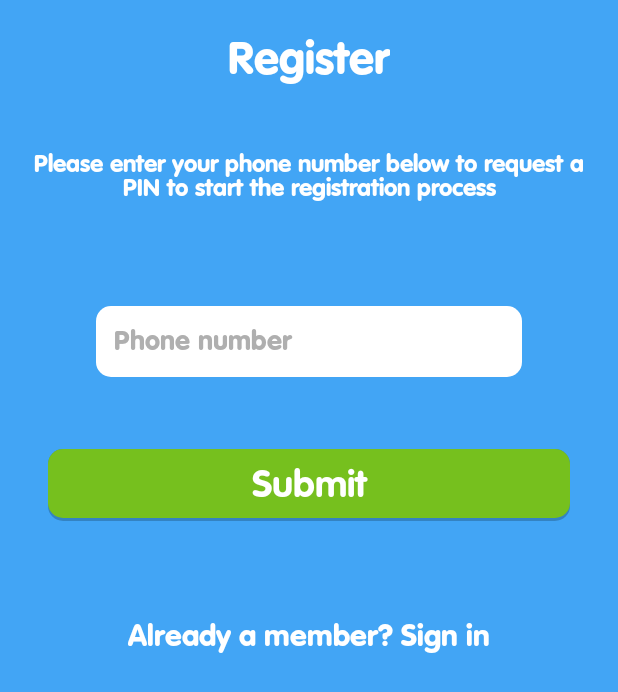
After one commit to thanedar/mi-app, an Android app: the layout fragment_register_request.xml on its own in the app's theme, with its tools: preview values and no code run, on a phone screen of 412 x 824 dp. The commit adds this screen. Shown: the top 692 px of the screen. Run offline under Robolectric (Android 15) with nearby library versions, the phone set to English and light mode, and no system bars.

Commit message:
Request PIN for register

```diff
--- a/app/src/main/java/com/mitelcel/pack/api/MiApiClient.java
+++ b/app/src/main/java/com/mitelcel/pack/api/MiApiClient.java
@@ -10,6 +10,7 @@ import com.mitelcel.pack.api.bean.req.BeanGetServiceList;
 import com.mitelcel.pack.api.bean.req.BeanLogin;
 import com.mitelcel.pack.api.bean.req.BeanLogout;
 import com.mitelcel.pack.api.bean.req.BeanRechargeAccount;
+import com.mitelcel.pack.api.bean.req.BeanRequestPin;
 import com.mitelcel.pack.api.bean.req.BeanSetFrequentNumber;
 import com.mitelcel.pack.api.bean.req.BeanSubmitAppInfo;
 import com.mitelcel.pack.api.bean.req.BeanTransferBalance;
@@ -23,6 +24,7 @@ import com.mitelcel.pack.api.bean.resp.BeanGetServiceListResponse;
 import com.mitelcel.pack.api.bean.resp.BeanLoginResponse;
 import com.mitelcel.pack.api.bean.resp.BeanLogoutResponse;
 import com.mitelcel.pack.api.bean.resp.BeanRechargeAccountResponse;
+import com.mitelcel.pack.api.bean.resp.BeanRequestPinResponse;
 import com.mitelcel.pack.api.bean.resp.BeanSetFrequentNumberResponse;
 import com.mitelcel.pack.api.bean.resp.BeanSubmitAppInfoResponse;
 import com.mitelcel.pack.api.bean.resp.BeanTransferBalanceResponse;
@@ -78,6 +80,9 @@ public interface MiApiClient {
     void recharge_account(@Body BeanRechargeAccount beanRechargeAccount, Callback<BeanRechargeAccountResponse> callback);
 
     @POST(REQUEST_URI)
+    void request_pin(@Body BeanRequestPin beanRequestPin, Callback<BeanRequestPinResponse> callback);
+
+    @POST(REQUEST_URI)
     void set_frequent_number(@Body BeanSetFrequentNumber beanSetFrequentNumber, Callback<BeanSetFrequentNumberResponse> callback);
 
     @POST(REQUEST_URI)
--- a/app/src/main/java/com/mitelcel/pack/dagger/component/FragmentGraph.java
+++ b/app/src/main/java/com/mitelcel/pack/dagger/component/FragmentGraph.java
@@ -13,6 +13,7 @@ import com.mitelcel.pack.ui.fragment.FragmentPrivacy;
 import com.mitelcel.pack.ui.fragment.FragmentRecent;
 import com.mitelcel.pack.ui.fragment.FragmentRecharge;
 import com.mitelcel.pack.ui.fragment.FragmentRegister;
+import com.mitelcel.pack.ui.fragment.FragmentRequestPin;
 import com.mitelcel.pack.ui.fragment.FragmentService;
 import com.mitelcel.pack.ui.fragment.FragmentSplashScreen;
 import com.mitelcel.pack.ui.fragment.FragmentTerms;
@@ -37,6 +38,7 @@ public interface FragmentGraph {
     void inject(FragmentRecent fragmentRecent);
     void inject(FragmentRecharge fragmentRecharge);
     void inject(FragmentRegister fragmentRegister);
+    void inject(FragmentRequestPin fragmentRequestPin);
     void inject(FragmentService fragmentService);
     void inject(FragmentSplashScreen fragmentSplashScreen);
     void inject(FragmentTransfer fragmentTransfer);
--- /dev/null
+++ b/app/src/main/res/layout/fragment_register_request.xml
@@ -0,0 +1,70 @@
+<LinearLayout xmlns:android="http://schemas.android.com/apk/res/android"
+    android:layout_width="match_parent"
+    android:layout_height="match_parent"
+    android:background="@color/background_color"
+    android:orientation="vertical">
+
+    <com.mitelcel.pack.ui.widget.TextViewFolks
+        android:id="@+id/label_register"
+        style="@style/Theme.App.Fragment.Title.TextView"
+        android:layout_width="wrap_content"
+        android:layout_height="wrap_content"
+        android:layout_gravity="center"
+        android:padding="@dimen/padding_label"
+        android:text="@string/register" />
+
+    <com.mitelcel.pack.ui.widget.TextViewFolks
+        android:id="@+id/request_details"
+        style="@style/Theme.App.Fragment.Title.TextView"
+        android:layout_width="wrap_content"
+        android:layout_height="wrap_content"
+        android:layout_gravity="center"
+        android:clickable="true"
+        android:gravity="center"
+        android:padding="@dimen/padding_label"
+        android:text="@string/register_request_info"
+        android:textSize="16sp" />
+
+    <RelativeLayout
+        android:id="@+id/form_signup"
+        android:layout_width="wrap_content"
+        android:layout_height="wrap_content"
+        android:layout_margin="@dimen/margin_medium"
+        android:paddingLeft="@dimen/margin_medium"
+        android:paddingRight="@dimen/margin_medium">
+
+        <view
+            android:id="@+id/register_tv_msisdn"
+            style="@style/Theme.App.Input.EditText"
+            class="com.mitelcel.pack.ui.widget.EditTextFolk"
+            android:layout_width="match_parent"
+            android:layout_height="wrap_content"
+            android:layout_margin="@dimen/margin_large"
+            android:hint="@string/msisdn" />
+
+        <com.mitelcel.pack.ui.widget.ButtonFolks
+            android:id="@+id/register_request_btn"
+            style="@style/Theme.App.ButtonFolks.Positive"
+            android:layout_width="match_parent"
+            android:layout_height="wrap_content"
+            android:layout_below="@+id/register_tv_msisdn"
+            android:layout_marginTop="@dimen/margin_medium"
+            android:text="@string/submit" />
+
+    </RelativeLayout>
+
+    <com.mitelcel.pack.ui.widget.TextViewFolks
+        android:id="@+id/register_already_reg"
+        style="@style/Theme.App.Fragment.Title.TextView"
+        android:layout_width="match_parent"
+        android:layout_height="wrap_content"
+        android:layout_gravity="center"
+        android:layout_margin="@dimen/margin_large"
+        android:clickable="true"
+        android:gravity="center"
+        android:onClick="clickWidgetOnFragment"
+        android:padding="@dimen/margin_medium"
+        android:text="@string/already_member"
+        android:textSize="20sp" />
+
+</LinearLayout>
--- a/app/src/main/res/values/strings.xml
+++ b/app/src/main/res/values/strings.xml
@@ -27,7 +27,7 @@
 
     <!-- MSISDN -->
     <string name="msisdn">Phone number</string>
-    <string name="msisdn_not_valid">Invalid number</string>
+    <string name="msisdn_not_valid">Invalid phone number</string>
 
     <!-- Login -->
     <string name="password">Password</string>
@@ -95,7 +95,8 @@
     <string name="sample_offer" translatable="false">Limited time offer! Buy a internet pack for $19 for 500 MB and receive another 200 MB free! Click here now to purchase this deal!</string>
     <string name="your_balance">"Balance: %1$s &gt;"</string>
 
-    <!-- signup -->
+    <!-- register -->
+    <string name="register_request_info">Please enter your phone number below to request a PIN to start the registration process</string>
     <string name="email_not_valid">Email not valid</string>
     <string name="password_does_not_match">Password does not match!</string>
     <string name="invalid_password">Password must be at least 4 alpha-numeric characters!</string>
```
Also changed, not shown: app/src/debug/java/com/mitelcel/pack/api/MockMiApiClient.java (+9 -0 lines), app/src/main/java/com/mitelcel/pack/api/bean/req/BeanRequestPin.java (added, +55 -0 lines), app/src/main/java/com/mitelcel/pack/api/bean/resp/BeanRequestPinResponse.java (added, +19 -0 lines), app/src/main/java/com/mitelcel/pack/ui/LoginOrRegister.java (+5 -5 lines), app/src/main/java/com/mitelcel/pack/ui/fragment/FragmentRequestPin.java (added, +150 -0 lines).
